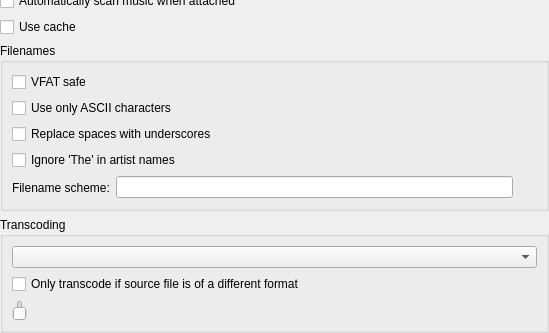
Old version of the form devices/devicepropertieswidget.ui in the repository CDrummond/cantata; both pictures show x 0 to 549 and y 195 to 528 of the 549 by 528 pixel window.
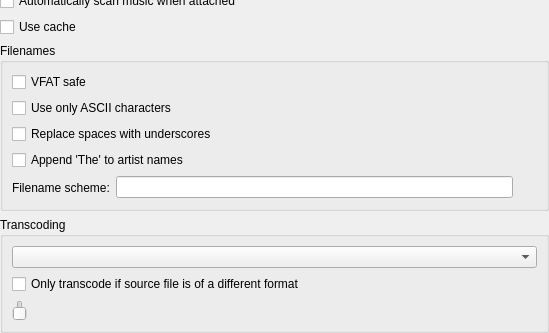
New version of the form. Custom widgets are drawn as their Qt base class.

The edit to the form file:
```diff
--- a/devices/devicepropertieswidget.ui
+++ b/devices/devicepropertieswidget.ui
@@ -195,7 +195,7 @@
       <item row="3" column="0" colspan="2">
        <widget class="QCheckBox" name="ignoreThe">
         <property name="text">
-         <string>Ignore 'The' in artist names</string>
+         <string>Append 'The' to artist names</string>
         </property>
        </widget>
       </item>
```
